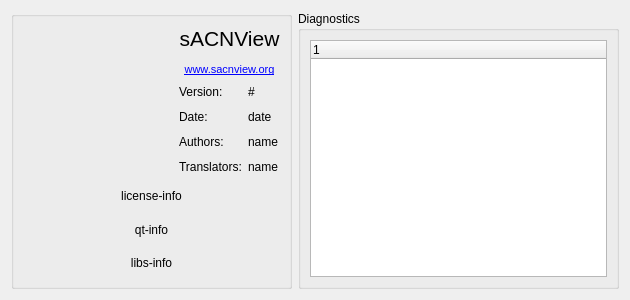
Above: ui/aboutdialog.ui from docsteer/sacnview before the change. Below: the same form after it.
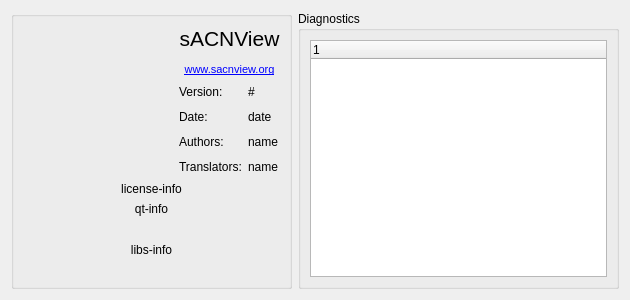
That is the form after the change. Icons and pictures are not drawn.

Commit message:
About dialog library info formatting
and clazy fixes

The edit to the form file:
```diff
--- a/ui/aboutdialog.ui
+++ b/ui/aboutdialog.ui
@@ -43,7 +43,7 @@
      </property>
      <layout class="QHBoxLayout" name="horizontalLayout_3">
       <item>
-       <layout class="QVBoxLayout" name="verticalLayout">
+       <layout class="QVBoxLayout" name="verticalLayout" stretch="2,0,0,1">
         <property name="sizeConstraint">
          <enum>QLayout::SetDefaultConstraint</enum>
         </property>
```
The commit also changes 1 other file.
